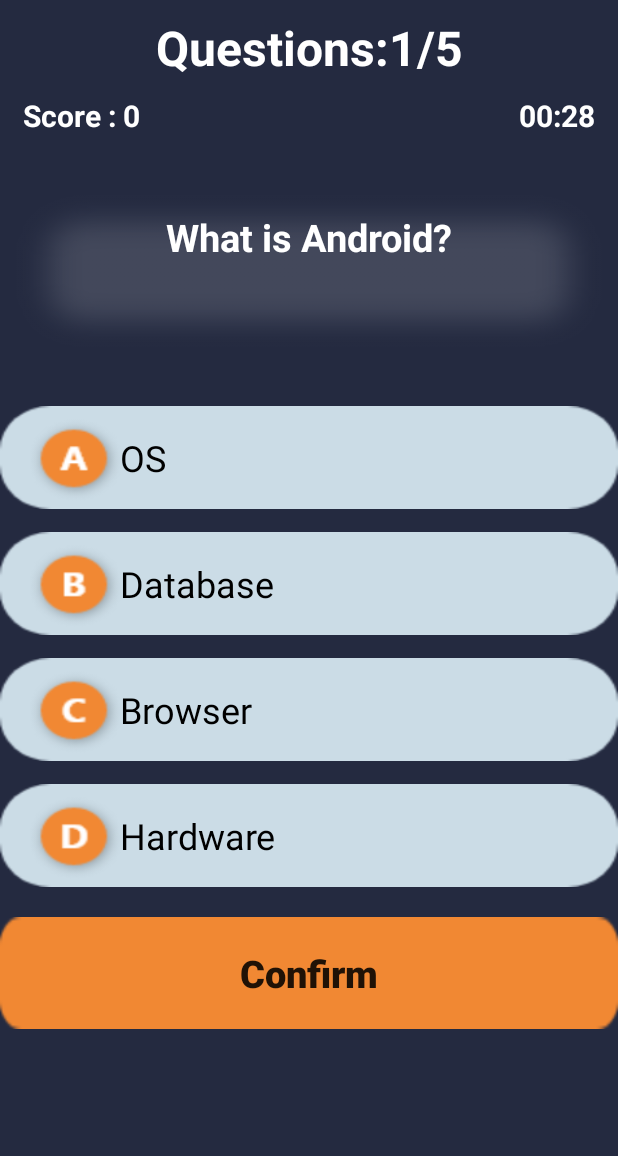
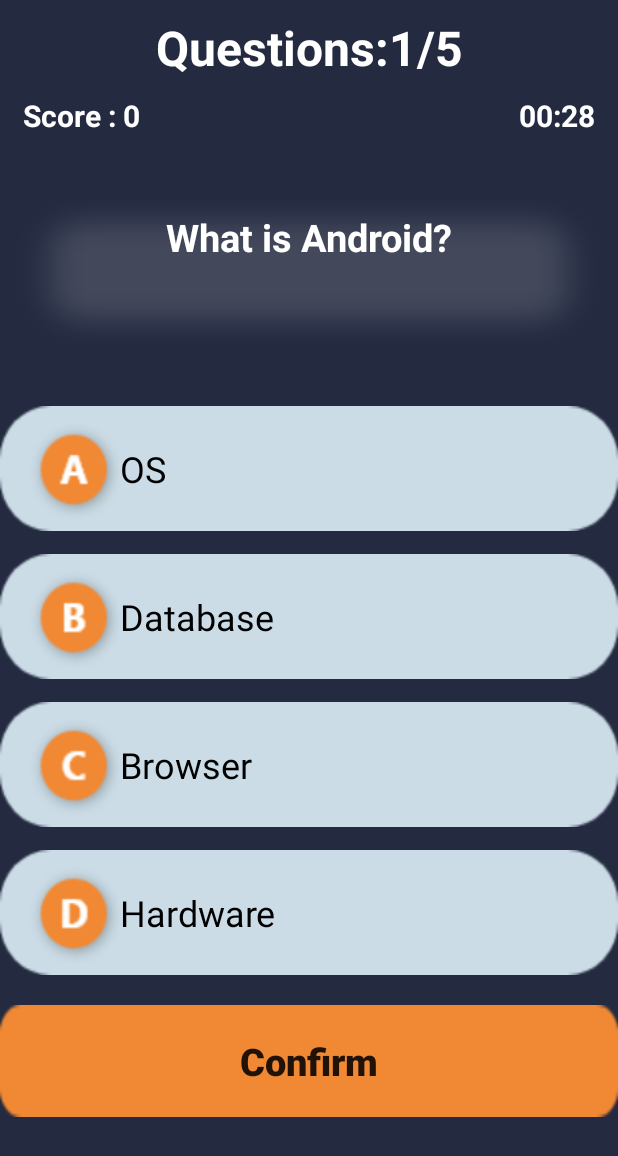
Before and after one commit to charankulal/Quiz-App-Android, an Android app: the QuizActivity screen opened directly, with no data from a screen before it, on a phone screen of 412 x 824 dp. Shown: the top 1156 px of the screen. Run offline under Robolectric (Android 15) with nearby library versions, the phone set to English and light mode, and no system bars; our stand-ins replace Room's generated code.

Commit message:
Updated UI of quiz activity( activity_quiz.xml)

```diff
--- a/app/src/main/res/layout/activity_quiz.xml
+++ b/app/src/main/res/layout/activity_quiz.xml
@@ -89,7 +89,7 @@
                 android:freezesText="true"
                 android:text="RadioButton"
                 android:background="@drawable/default_option_a"
-                android:padding="18dp"
+                android:padding="25dp"
                 android:textSize="24sp"
                 android:textColor="@color/black"
                 android:paddingStart="80dp"/>
@@ -103,7 +103,7 @@
                 android:text="RadioButton"
                 android:layout_marginTop="15dp"
                 android:background="@drawable/default_option_b"
-                android:padding="18dp"
+                android:padding="25dp"
                 android:textSize="24sp"
                 android:textColor="@color/black"
                 android:paddingStart="80dp"/>
@@ -117,7 +117,7 @@
                 android:text="RadioButton"
                 android:background="@drawable/default_option_c"
                 android:layout_marginTop="15dp"
-                android:padding="18dp"
+                android:padding="25dp"
                 android:textSize="24sp"
                 android:textColor="@color/black"
                 android:paddingStart="80dp"/>
@@ -131,7 +131,7 @@
                 android:text="RadioButton"
                 android:background="@drawable/default_option_d"
                 android:layout_marginTop="15dp"
-                android:padding="18dp"
+                android:padding="25dp"
                 android:textSize="24sp"
                 android:paddingStart="80dp"
                 android:textColor="@color/black"
```
